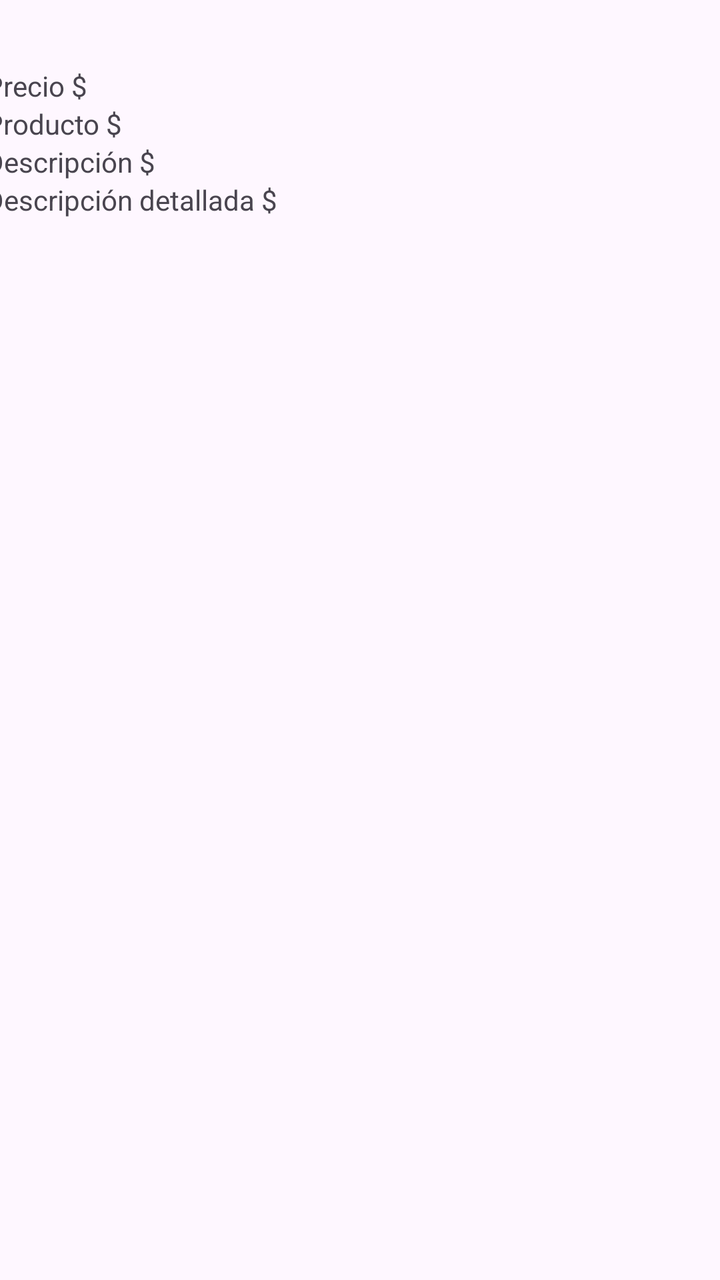
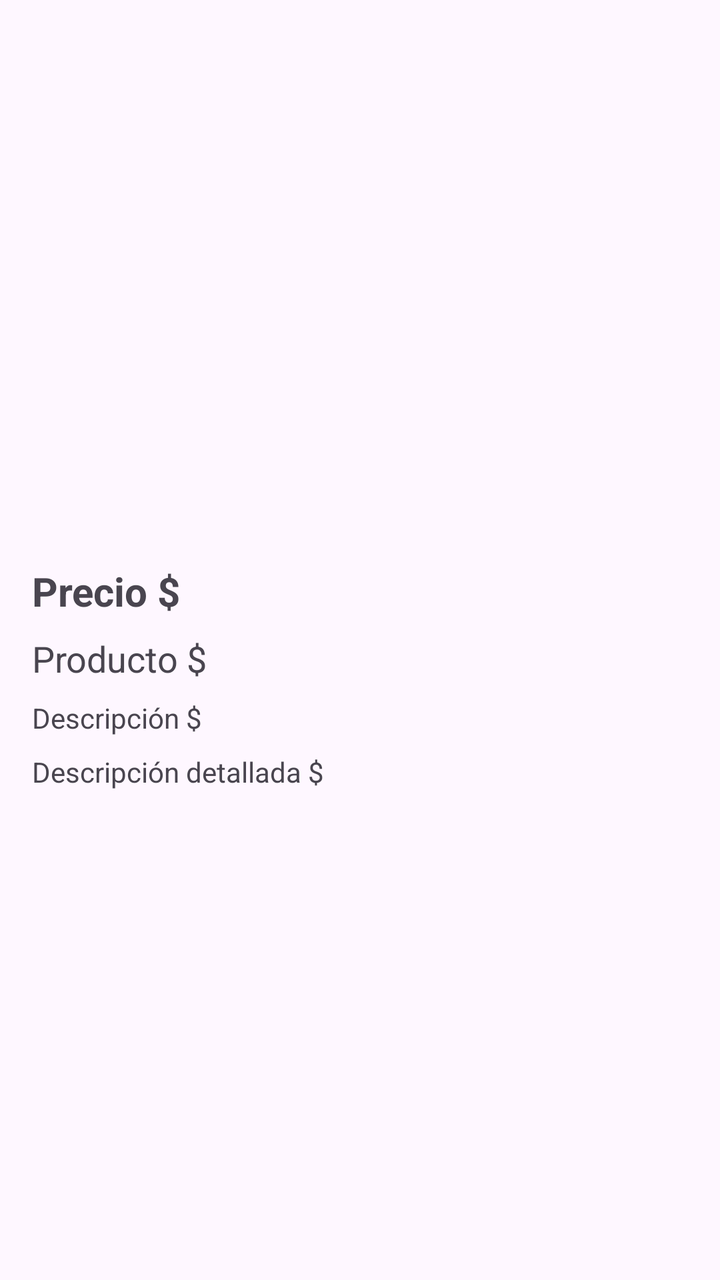

An Android layout rendered at two revisions. The XML below is the earlier revision; the diff shows what the commit changed to produce the second picture.
<!-- AndroidManifest.xml: application theme Theme.TiendaApi -->
<!-- res/layout/activity_detalle_producto.xml -->
<?xml version="1.0" encoding="utf-8"?>
<androidx.constraintlayout.widget.ConstraintLayout xmlns:android="http://schemas.android.com/apk/res/android"
    xmlns:app="http://schemas.android.com/apk/res-auto"
    xmlns:tools="http://schemas.android.com/tools"
    android:id="@+id/main"
    android:layout_width="match_parent"
    android:layout_height="match_parent"
    tools:context=".vista.DetalleProductoActivity">

    <LinearLayout
        android:layout_width="387dp"
        android:layout_height="131dp"
        android:layout_marginStart="1dp"
        android:layout_marginTop="1dp"
        android:layout_marginEnd="1dp"
        android:layout_marginBottom="1dp"
        android:orientation="vertical"
        app:layout_constraintBottom_toBottomOf="parent"
        app:layout_constraintEnd_toEndOf="parent"
        app:layout_constraintHorizontal_bias="0.299"
        app:layout_constraintStart_toStartOf="parent"
        app:layout_constraintTop_toTopOf="parent"
        app:layout_constraintVertical_bias="0.064">

        <TextView
            android:id="@+id/txtDetallePrecio"
            android:layout_width="match_parent"
            android:layout_height="wrap_content"
            android:text="@string/txtDetallePrecio" />

        <TextView
            android:id="@+id/txtDetalleProducto"
            android:layout_width="match_parent"
            android:layout_height="wrap_content"
            android:text="@string/txtDetalleProducto" />

        <TextView
            android:id="@+id/txtDetalleDescripcion"
            android:layout_width="match_parent"
            android:layout_height="wrap_content"
            android:text="@string/txtDetalleDescripcion" />

        <TextView
            android:id="@+id/txtDetalleDescripcionMas"
            android:layout_width="match_parent"
            android:layout_height="wrap_content"
            android:text="@string/txtDetalleDescripcionMas" />
    </LinearLayout>
</androidx.constraintlayout.widget.ConstraintLayout>
<!-- resources referenced by this layout -->
<resources>
  <string name="txtDetalleDescripcion">Descripción $</string>
  <string name="txtDetalleDescripcionMas">Descripción detallada $</string>
  <string name="txtDetallePrecio">Precio $</string>
  <string name="txtDetalleProducto">Producto $</string>
  <style name="Theme.TiendaApi" parent="Base.Theme.TiendaApi" />
  <style name="Base.Theme.TiendaApi" parent="Theme.Material3.DayNight.NoActionBar">
          
          
      </style>
</resources>

<!-- the commit's change to res/layout/activity_detalle_producto.xml (unified diff, before → after) -->
@@ -1,49 +1,63 @@
 <?xml version="1.0" encoding="utf-8"?>
-<androidx.constraintlayout.widget.ConstraintLayout xmlns:android="http://schemas.android.com/apk/res/android"
+<androidx.constraintlayout.widget.ConstraintLayout
+    xmlns:android="http://schemas.android.com/apk/res/android"
     xmlns:app="http://schemas.android.com/apk/res-auto"
     xmlns:tools="http://schemas.android.com/tools"
     android:id="@+id/main"
     android:layout_width="match_parent"
     android:layout_height="match_parent"
+    android:padding="16dp"
     tools:context=".vista.DetalleProductoActivity">
 
-    <LinearLayout
-        android:layout_width="387dp"
-        android:layout_height="131dp"
-        android:layout_marginStart="1dp"
-        android:layout_marginTop="1dp"
-        android:layout_marginEnd="1dp"
-        android:layout_marginBottom="1dp"
-        android:orientation="vertical"
-        app:layout_constraintBottom_toBottomOf="parent"
-        app:layout_constraintEnd_toEndOf="parent"
-        app:layout_constraintHorizontal_bias="0.299"
+    <androidx.viewpager2.widget.ViewPager2
+        android:id="@+id/vpGaleria"
+        android:layout_width="0dp"
+        android:layout_height="250dp"
+        app:layout_constraintTop_toTopOf="parent"
         app:layout_constraintStart_toStartOf="parent"
-        app:layout_constraintTop_toTopOf="parent"
-        app:layout_constraintVertical_bias="0.064">
+        app:layout_constraintEnd_toEndOf="parent" />
 
-        <TextView
-            android:id="@+id/txtDetallePrecio"
-            android:layout_width="match_parent"
-            android:layout_height="wrap_content"
-            android:text="@string/txtDetallePrecio" />
+    <TextView
+        android:id="@+id/txtPrecio"
+        android:layout_width="0dp"
+        android:layout_height="wrap_content"
+        android:layout_marginTop="16dp"
+        android:text="@string/txtDetallePrecio"
+        android:textSize="20sp"
+        android:textStyle="bold"
+        app:layout_constraintTop_toBottomOf="@id/vpGaleria"
+        app:layout_constraintStart_toStartOf="parent"
+        app:layout_constraintEnd_toEndOf="parent" />
 
-        <TextView
-            android:id="@+id/txtDetalleProducto"
-            android:layout_width="match_parent"
-            android:layout_height="wrap_content"
-            android:text="@string/txtDetalleProducto" />
+    <TextView
+        android:id="@+id/txtDetalleProducto"
+        android:layout_width="0dp"
+        android:layout_height="wrap_content"
+        android:layout_marginTop="8dp"
+        android:text="@string/txtDetalleProducto"
+        android:textSize="18sp"
+        app:layout_constraintTop_toBottomOf="@id/txtPrecio"
+        app:layout_constraintStart_toStartOf="parent"
+        app:layout_constraintEnd_toEndOf="parent" />
 
-        <TextView
-            android:id="@+id/txtDetalleDescripcion"
-            android:layout_width="match_parent"
-            android:layout_height="wrap_content"
-            android:text="@string/txtDetalleDescripcion" />
+    <TextView
+        android:id="@+id/txtDetalleDescripcion"
+        android:layout_width="0dp"
+        android:layout_height="wrap_content"
+        android:layout_marginTop="8dp"
+        android:text="@string/txtDetalleDescripcion"
+        app:layout_constraintTop_toBottomOf="@id/txtDetalleProducto"
+        app:layout_constraintStart_toStartOf="parent"
+        app:layout_constraintEnd_toEndOf="parent" />
 
-        <TextView
-            android:id="@+id/txtDetalleDescripcionMas"
-            android:layout_width="match_parent"
-            android:layout_height="wrap_content"
-            android:text="@string/txtDetalleDescripcionMas" />
-    </LinearLayout>
+    <TextView
+        android:id="@+id/txtDetalleDescripcionMas"
+        android:layout_width="0dp"
+        android:layout_height="wrap_content"
+        android:layout_marginTop="8dp"
+        android:text="@string/txtDetalleDescripcionMas"
+        app:layout_constraintTop_toBottomOf="@id/txtDetalleDescripcion"
+        app:layout_constraintStart_toStartOf="parent"
+        app:layout_constraintEnd_toEndOf="parent" />
+
 </androidx.constraintlayout.widget.ConstraintLayout>
